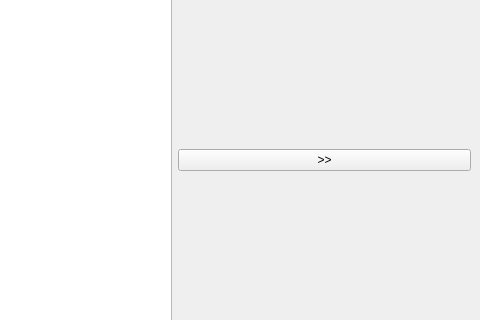
This is mainwindow.ui in wh201906/RegCompiler as Qt 5 draws it before an edit; both pictures show x 348 to 828 and y 92 to 412 of the 828 by 526 pixel window. The edited form follows.
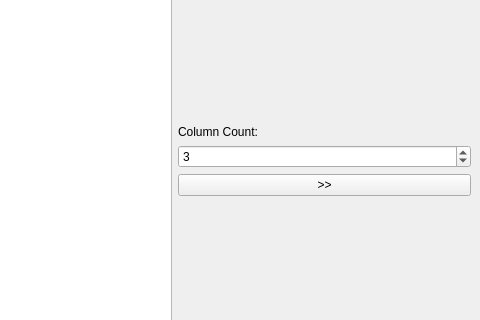
This is the edited form.

Diff of the .ui file:
```diff
--- a/mainwindow.ui
+++ b/mainwindow.ui
@@ -148,11 +148,64 @@
      </layout>
     </item>
     <item>
-     <widget class="QPushButton" name="changeButton">
-      <property name="text">
-       <string>&gt;&gt;</string>
-      </property>
-     </widget>
+     <layout class="QVBoxLayout" name="verticalLayout_2">
+      <item>
+       <spacer name="verticalSpacer">
+        <property name="orientation">
+         <enum>Qt::Vertical</enum>
+        </property>
+        <property name="sizeHint" stdset="0">
+         <size>
+          <width>20</width>
+          <height>40</height>
+         </size>
+        </property>
+       </spacer>
+      </item>
+      <item>
+       <widget class="QLabel" name="label_3">
+        <property name="text">
+         <string>Column Count:</string>
+        </property>
+       </widget>
+      </item>
+      <item>
+       <widget class="QSpinBox" name="columnBox">
+        <property name="minimum">
+         <number>1</number>
+        </property>
+        <property name="value">
+         <number>3</number>
+        </property>
+       </widget>
+      </item>
+      <item>
+       <widget class="QPushButton" name="changeButton">
+        <property name="minimumSize">
+         <size>
+          <width>20</width>
+          <height>0</height>
+         </size>
+        </property>
+        <property name="text">
+         <string>&gt;&gt;</string>
+        </property>
+       </widget>
+      </item>
+      <item>
+       <spacer name="verticalSpacer_2">
+        <property name="orientation">
+         <enum>Qt::Vertical</enum>
+        </property>
+        <property name="sizeHint" stdset="0">
+         <size>
+          <width>20</width>
+          <height>40</height>
+         </size>
+        </property>
+       </spacer>
+      </item>
+     </layout>
     </item>
     <item>
      <layout class="QVBoxLayout" name="itemVLayout"/>
```
